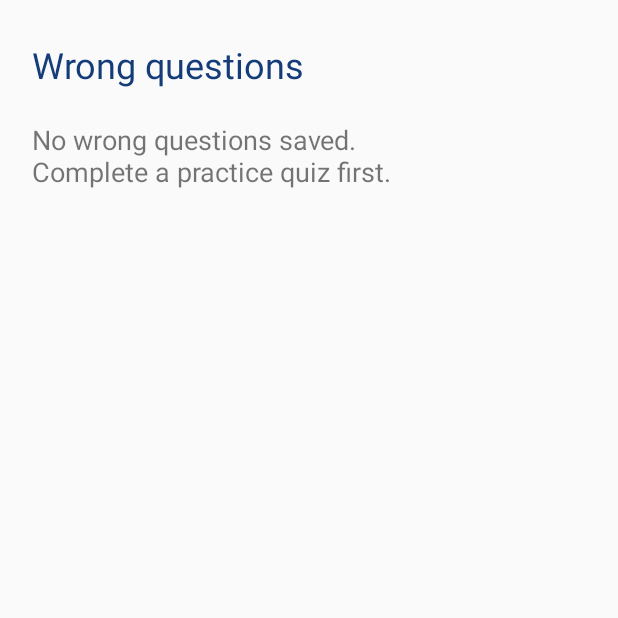
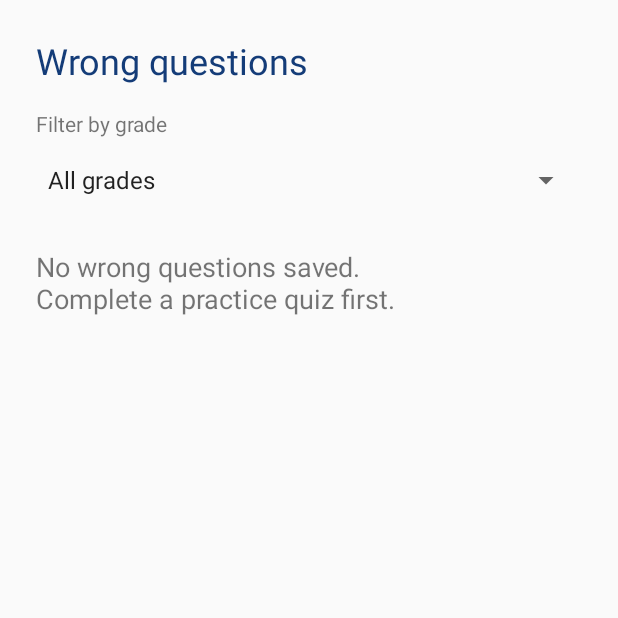
Before and after one commit to vietanhngo220-beep/bilingual-quiz-app, an Android app: the WrongQuestionsActivity screen opened directly, with no data from a screen before it, on a phone screen of 412 x 824 dp, the top half of it. Run offline under Robolectric (Android 15) with nearby library versions, the phone set to English and light mode, and no system bars.

Commit message:
Add grade filter to wrong questions

```diff
--- a/app/src/main/java/com/vietanh/bilingualquiz/data/QuizDbHelper.java
+++ b/app/src/main/java/com/vietanh/bilingualquiz/data/QuizDbHelper.java
@@ -99,9 +99,19 @@ public class QuizDbHelper extends SQLiteOpenHelper {
         return value;
     }
     public android.database.Cursor getWrongQuestions() {
+        return getWrongQuestions(0);
+    }
+
+    /** Grade 0 returns all wrong answers; grades 1–12 filter by grade. */
+    public android.database.Cursor getWrongQuestions(int grade) {
+        if (grade < 0 || grade > 12) {
+            throw new IllegalArgumentException("Grade must be 0 or between 1 and 12");
+        }
         return getReadableDatabase().query(
                 "wrong_questions",
                 new String[]{"question_id", "grade", "question_vi", "question_en", "correct_answer"},
-                null, null, null, null, "created_at DESC");
+                grade == 0 ? null : "grade = ?",
+                grade == 0 ? null : new String[]{String.valueOf(grade)},
+                null, null, "created_at DESC, id DESC");
     }
 }
--- a/app/src/main/java/com/vietanh/bilingualquiz/ui/WrongQuestionsActivity.java
+++ b/app/src/main/java/com/vietanh/bilingualquiz/ui/WrongQuestionsActivity.java
@@ -4,19 +4,40 @@ import android.app.Activity;
 import android.database.Cursor;
 import android.os.Bundle;
 import android.graphics.Color;
+import android.view.View;
+import android.widget.AdapterView;
+import android.widget.ArrayAdapter;
+import android.widget.Spinner;
+import android.widget.ScrollView;
 import android.widget.LinearLayout;
 import android.widget.TextView;
 import com.vietanh.bilingualquiz.data.QuizDbHelper;
 import com.vietanh.bilingualquiz.LanguageSettings;
 
 public class WrongQuestionsActivity extends Activity {
+    private static final String SELECTED_GRADE = "selectedGrade";
+    private boolean vi;
+    private int selectedGrade;
+    private LinearLayout questionList;
+
     @Override
     protected void onCreate(Bundle savedInstanceState) {
         super.onCreate(savedInstanceState);
+        vi = LanguageSettings.isVietnamese(this);
+        selectedGrade = savedInstanceState == null ? 0
+                : savedInstanceState.getInt(SELECTED_GRADE, 0);
+        ScrollView scroll = new ScrollView(this);
         LinearLayout screen = new LinearLayout(this);
-        boolean vi = LanguageSettings.isVietnamese(this);
         screen.setOrientation(LinearLayout.VERTICAL);
-        screen.setPadding(32, 40, 32, 32);
+        screen.setPadding(dp(24), dp(24), dp(24), dp(24));
+        scroll.addView(screen);
+        screen.setOnApplyWindowInsetsListener((view, insets) -> {
+            view.setPadding(dp(24) + insets.getSystemWindowInsetLeft(),
+                    dp(24) + insets.getSystemWindowInsetTop(),
+                    dp(24) + insets.getSystemWindowInsetRight(),
+                    dp(24) + insets.getSystemWindowInsetBottom());
+            return insets;
+        });
 
         TextView title = new TextView(this);
         title.setText(vi ? "Câu hỏi sai" : "Wrong questions");
@@ -24,8 +45,54 @@ public class WrongQuestionsActivity extends Activity {
         title.setTextColor(Color.rgb(20, 60, 120));
         screen.addView(title);
 
+        TextView filterLabel = new TextView(this);
+        filterLabel.setText(vi ? "Lọc theo lớp" : "Filter by grade");
+        filterLabel.setPadding(0, dp(16), 0, dp(4));
+        screen.addView(filterLabel);
+
+        String[] grades = new String[13];
+        grades[0] = vi ? "Tất cả lớp" : "All grades";
+        for (int grade = 1; grade <= 12; grade++) {
+            grades[grade] = (vi ? "Lớp " : "Grade ") + grade;
+        }
+        Spinner gradeFilter = new Spinner(this);
+        gradeFilter.setContentDescription(vi ? "Lọc theo lớp" : "Filter by grade");
+        ArrayAdapter<String> adapter = new ArrayAdapter<>(this,
+                android.R.layout.simple_spinner_item, grades);
+        adapter.setDropDownViewResource(android.R.layout.simple_spinner_dropdown_item);
+        gradeFilter.setAdapter(adapter);
+        gradeFilter.setSelection(selectedGrade);
+        screen.addView(gradeFilter, new LinearLayout.LayoutParams(
+                LinearLayout.LayoutParams.MATCH_PARENT, dp(48)));
+
+        questionList = new LinearLayout(this);
+        questionList.setOrientation(LinearLayout.VERTICAL);
+        screen.addView(questionList);
+        gradeFilter.setOnItemSelectedListener(new AdapterView.OnItemSelectedListener() {
+            @Override
+            public void onItemSelected(AdapterView<?> parent, View view, int position, long id) {
+                selectedGrade = position;
+                showWrongQuestions();
+            }
+
+            @Override
+            public void onNothingSelected(AdapterView<?> parent) { }
+        });
+        showWrongQuestions();
+        setContentView(scroll);
+        screen.requestApplyInsets();
+    }
+
+    @Override
+    protected void onSaveInstanceState(Bundle outState) {
+        outState.putInt(SELECTED_GRADE, selectedGrade);
+        super.onSaveInstanceState(outState);
+    }
+
+    private void showWrongQuestions() {
+        questionList.removeAllViews();
         QuizDbHelper database = new QuizDbHelper(this);
-        Cursor cursor = database.getWrongQuestions();
+        try (Cursor cursor = database.getWrongQuestions(selectedGrade)) {
             int number = 1;
             while (cursor.moveToNext()) {
                 TextView item = new TextView(this);
@@ -34,18 +101,26 @@ public class WrongQuestionsActivity extends Activity {
                         "\n" + (vi ? "Đáp án đúng: " : "Correct answer: ") + cursor.getString(4));
                 item.setTextSize(17);
                 item.setTextColor(Color.DKGRAY);
-            screen.addView(item);
+                questionList.addView(item);
                 number++;
             }
-        cursor.close();
 
             if (number == 1) {
                 TextView empty = new TextView(this);
-            empty.setText(vi ? "\nChưa có câu sai được lưu.\nHãy hoàn thành một bài luyện tập trước."
-                    : "\nNo wrong questions saved.\nComplete a practice quiz first.");
+                empty.setText(selectedGrade == 0
+                        ? (vi ? "\nChưa có câu sai được lưu.\nHãy hoàn thành một bài luyện tập trước."
+                                : "\nNo wrong questions saved.\nComplete a practice quiz first.")
+                        : (vi ? "\nChưa có câu sai được lưu cho lớp " + selectedGrade + "."
+                                : "\nNo wrong questions saved for grade " + selectedGrade + "."));
                 empty.setTextSize(18);
-            screen.addView(empty);
+                questionList.addView(empty);
             }
-        setContentView(screen);
+        } finally {
+            database.close();
         }
     }
+
+    private int dp(int value) {
+        return Math.round(value * getResources().getDisplayMetrics().density);
+    }
+}
```
Lines whose indentation alone changed are shown as unchanged.
